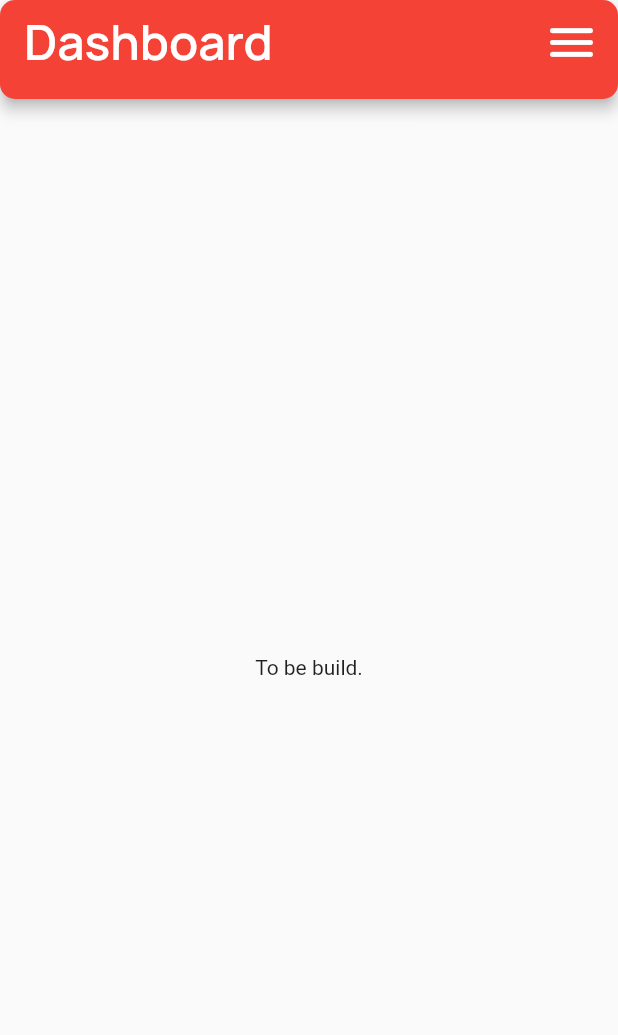
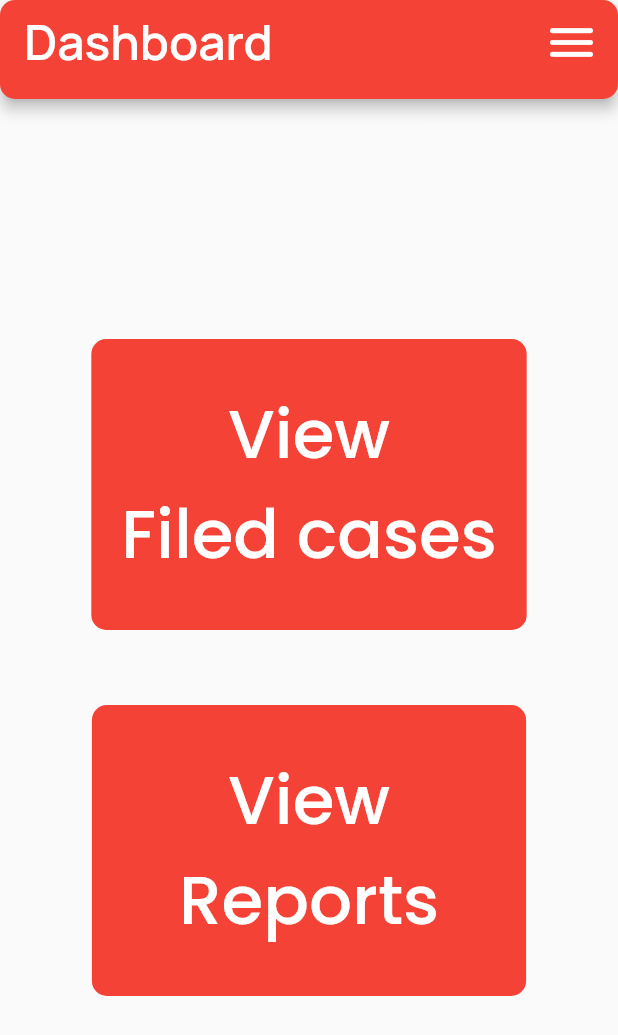
Before and after one commit to siddhantsaxena25/red-flag-app, a Flutter app: the DashboardScreen screen opened by its route, on a phone screen of 412 x 824 dp. Shown: the top 1035 px of the screen. Run offline on Flutter 3.47's test engine with Material 2 defaults, Android fonts, the phone set to English and light mode, and no system bars; our stand-ins replace google_fonts, sqflite; missing offline and left inert: flutter_application_2; accounts and stored records are empty.

Commit message:
Update dashboard_screen.dart

```diff
--- a/red_flag/lib/dashboard_screen.dart
+++ b/red_flag/lib/dashboard_screen.dart
@@ -1,13 +1,16 @@
 import 'package:flutter/material.dart';
 import 'package:google_fonts/google_fonts.dart';
+import 'package:red_flag/dashboard_filed_cases_screen.dart';
+import 'package:red_flag/dashboard_filed_reports_screen.dart';
 
 import './login_screen.dart';
 import './home_page_ongoing_cases.dart';
 import './file_a_case_screen.dart';
 import './report_a_child_screen.dart';
+import './dashboard_filed_cases_screen.dart';
 
 class DashboardScreen extends StatefulWidget {
-  const DashboardScreen({ Key? key }) : super(key: key);
+  const DashboardScreen({Key? key}) : super(key: key);
 
   static const routeName = "/dashboard_screen";
 
@@ -67,7 +70,7 @@ class _DashboardScreenState extends State<DashboardScreen> {
                             ),
                           ),
                           Text(
-                            "Aadhar number",
+                            LoginScreen.aadhar,
                             style: GoogleFonts.poppins(
                               color: Colors.white,
                               fontSize: 18.0,
@@ -80,7 +83,9 @@ class _DashboardScreenState extends State<DashboardScreen> {
                             thickness: 4.0,
                             color: Colors.white,
                           ),
-                          const SizedBox(height: 36.0,),
+                          const SizedBox(
+                            height: 32.0,
+                          ),
                           Container(
                             width: double.infinity,
                             child: Column(
@@ -89,39 +94,42 @@ class _DashboardScreenState extends State<DashboardScreen> {
                               children: [
                                 TextButton(
                                   onPressed: () {
-                                    Navigator.of(context).pushNamed(OngoingCasesScreen.routeName);
+                                    Navigator.of(context).pushNamed(
+                                        OngoingCasesScreen.routeName);
                                   },
                                   child: Text(
                                     "Ongoing Cases",
                                     style: GoogleFonts.poppins(
                                       color: Colors.white,
-                                      fontSize: 30.0,
+                                      fontSize: 24.0,
                                       fontWeight: FontWeight.w500,
                                     ),
                                   ),
                                 ),
                                 TextButton(
                                   onPressed: () {
-                                    Navigator.of(context).pushNamed(FileACaseScreen.routeName);
+                                    Navigator.of(context)
+                                        .pushNamed(FileACaseScreen.routeName);
                                   },
                                   child: Text(
                                     "File a case",
                                     style: GoogleFonts.poppins(
                                       color: Colors.white,
-                                      fontSize: 30.0,
+                                      fontSize: 24.0,
                                       fontWeight: FontWeight.w500,
                                     ),
                                   ),
                                 ),
                                 TextButton(
                                   onPressed: () {
-                                    Navigator.of(context).pushNamed(ReportAChildScreen.routeName);
+                                    Navigator.of(context).pushNamed(
+                                        ReportAChildScreen.routeName);
                                   },
                                   child: Text(
                                     "Report a missing child",
                                     style: GoogleFonts.poppins(
                                       color: Colors.white,
-                                      fontSize: 30.0,
+                                      fontSize: 24.0,
                                       fontWeight: FontWeight.w500,
                                     ),
                                   ),
@@ -134,7 +142,7 @@ class _DashboardScreenState extends State<DashboardScreen> {
                                     "Dashboard",
                                     style: GoogleFonts.poppins(
                                       color: Colors.white,
-                                      fontSize: 30.0,
+                                      fontSize: 24.0,
                                       fontWeight: FontWeight.w500,
                                     ),
                                   ),
@@ -145,7 +153,7 @@ class _DashboardScreenState extends State<DashboardScreen> {
                                     "Help/FAQs",
                                     style: GoogleFonts.poppins(
                                       color: Colors.white,
-                                      fontSize: 30.0,
+                                      fontSize: 24.0,
                                       fontWeight: FontWeight.w500,
                                     ),
                                   ),
@@ -156,7 +164,7 @@ class _DashboardScreenState extends State<DashboardScreen> {
                                     "Settings",
                                     style: GoogleFonts.poppins(
                                       color: Colors.white,
-                                      fontSize: 30.0,
+                                      fontSize: 24.0,
                                       fontWeight: FontWeight.w500,
                                     ),
                                   ),
@@ -164,16 +172,21 @@ class _DashboardScreenState extends State<DashboardScreen> {
                               ],
                             ),
                           ),
-                          const SizedBox(height: 36.0,),
+                          const SizedBox(
+                            height: 32.0,
+                          ),
                           const Divider(
                             thickness: 4.0,
                             color: Colors.white,
                           ),
-                          const SizedBox(height: 40.0,),
+                          const SizedBox(
+                            height: 40.0,
+                          ),
                           Center(
                             child: TextButton(
                               onPressed: () {
-                                Navigator.of(context).pushNamed(LoginScreen.routeName);
+                                Navigator.of(context)
+                                    .pushNamed(LoginScreen.routeName);
                               },
                               child: Text(
                                 "LOGOUT",
@@ -214,9 +227,54 @@ class _DashboardScreenState extends State<DashboardScreen> {
           ),
         ),
       ),
-      body: const Center(
-        child: Text(
-          "To be build.",
+      body: Container(
+        height: MediaQuery.of(context).size.height,
+        width: MediaQuery.of(context).size.width,
+        child: Center(
+          child: Column(
+            mainAxisAlignment: MainAxisAlignment.center,
+            children: [
+              TextButton(
+                onPressed: () {
+                  Navigator.of(context).pushNamed(DashboardFiledCasesScreen.routeName);
+                },
+                child: Text(
+                  "View\nFiled cases",
+                  style:
+                      GoogleFonts.poppins(fontSize: 45.0, color: Colors.white),
+                  textAlign: TextAlign.center,
+                ),
+                style: TextButton.styleFrom(
+                  backgroundColor: Colors.red,
+                  shape: RoundedRectangleBorder(borderRadius: BorderRadius.circular(10.0),),
+                  padding: const EdgeInsets.symmetric(
+                      horizontal: 20.0, vertical: 30.0),
+                ),
+              ),
+              const SizedBox(
+                height: 50.0,
+              ),
+              TextButton(
+                onPressed: () {
+                  Navigator.of(context).pushNamed(DashboardFiledReportsScreen.routeName);
+                },
+                child: Text(
+                  "View\nReports",
+                  style: GoogleFonts.poppins(
+                    fontSize: 45.0,
+                    color: Colors.white,
+                  ),
+                  textAlign: TextAlign.center,
+                ),
+                style: TextButton.styleFrom(
+                  backgroundColor: Colors.red,
+                  shape: RoundedRectangleBorder(borderRadius: BorderRadius.circular(10.0),),
+                  padding: const EdgeInsets.symmetric(
+                      horizontal: 58.0, vertical: 30.0),
+                ),
+              ),
+            ],
+          ),
         ),
       ),
     );
```
